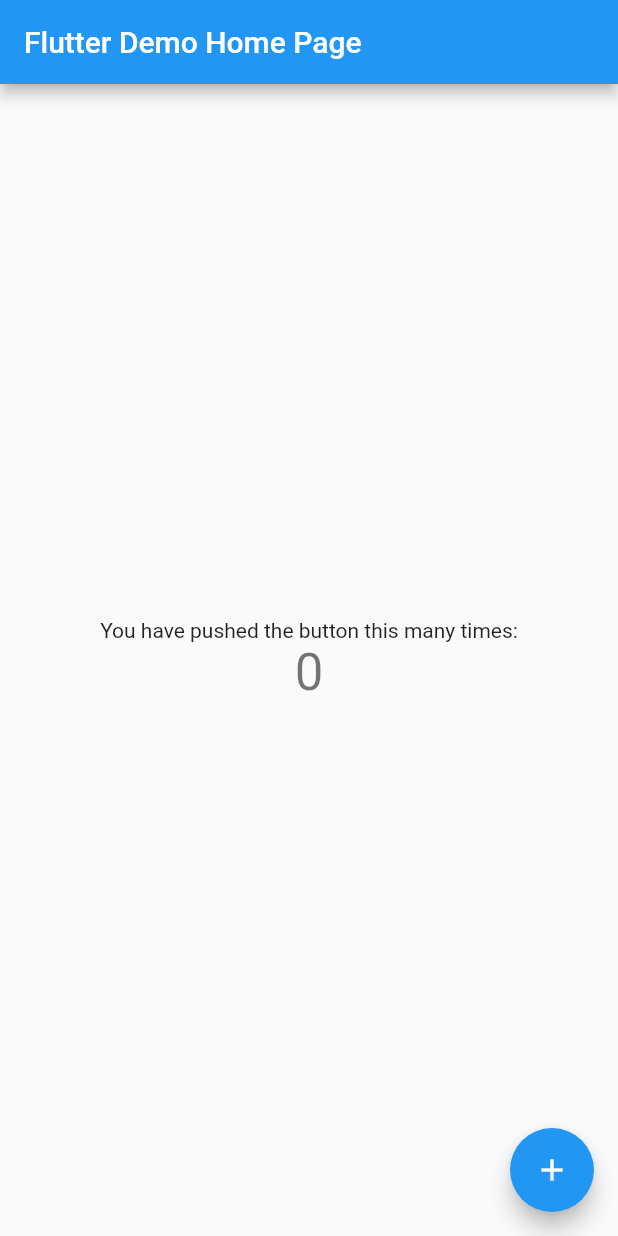
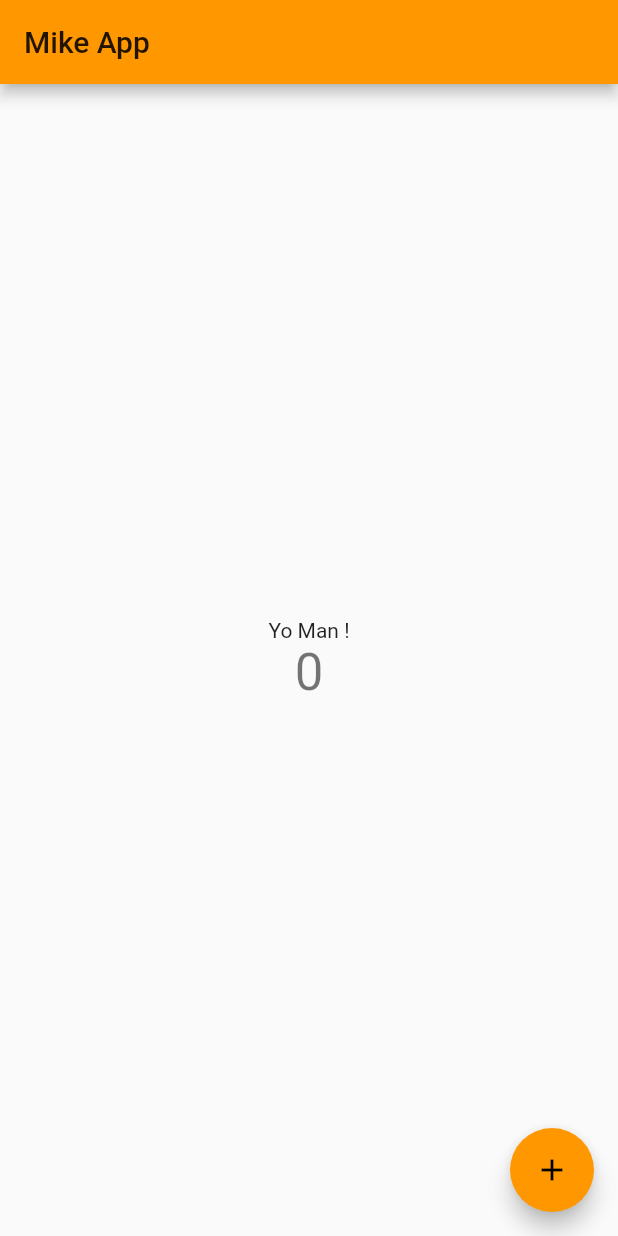
Before and after one commit to 32mike32/flutter_app, a Flutter app: the screen it shows after launch, on a phone screen of 412 x 824 dp. Run offline on Flutter 3.47's test engine with Material 2 defaults, Android fonts, the phone set to English and light mode, and no system bars.

Commit message:
1ère modif

```diff
--- a/lib/main.dart
+++ b/lib/main.dart
@@ -18,9 +18,10 @@ class MyApp extends StatelessWidget {
         // or simply save your changes to "hot reload" in a Flutter IDE).
         // Notice that the counter didn't reset back to zero; the application
         // is not restarted.
-        primarySwatch: Colors.blue,
+        primarySwatch: Colors.orange,
       ),
-      home: MyHomePage(title: 'Flutter Demo Home Page'),
+      home: MyHomePage(title: 'Mike App'),
+      debugShowCheckedModeBanner: false,
     );
   }
 }
@@ -92,7 +93,7 @@ class _MyHomePageState extends State<MyHomePage> {
           mainAxisAlignment: MainAxisAlignment.center,
           children: <Widget>[
             Text(
-              'You have pushed the button this many times:',
+              'Yo Man !',
             ),
             Text(
               '$_counter',
```
